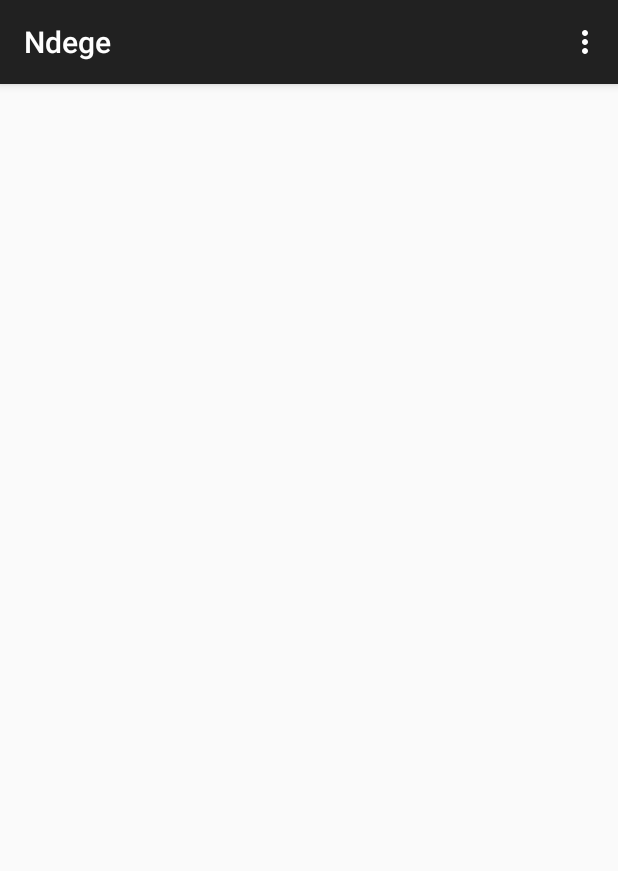
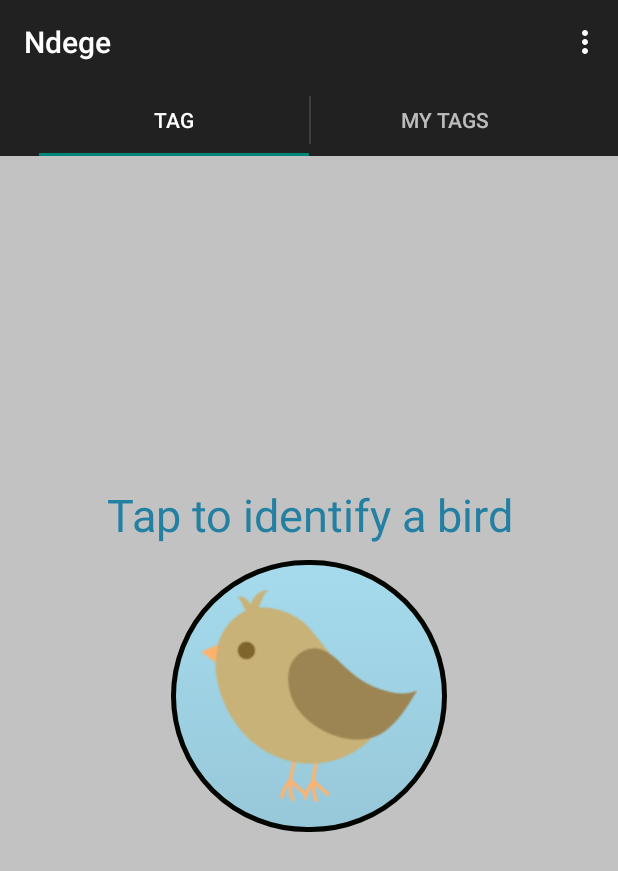
Before and after one commit to oguya/Ndege, an Android app: the screen it shows after launch (MainActivity), on a phone screen of 412 x 824 dp. Shown: the top 871 px of the screen. Run offline under Robolectric (Android 15) with nearby library versions, the phone set to English and light mode, and no system bars.

Commit message:
added tag bird fragment

```diff
--- /dev/null
+++ b/ndege/src/main/java/com/droid/ndege/adapters/TabsPagerAdapter.java
@@ -0,0 +1,38 @@
+package com.droid.ndege.adapters;
+
+import android.support.v4.app.Fragment;
+import android.support.v4.app.FragmentManager;
+import android.support.v4.app.FragmentPagerAdapter;
+
+import com.droid.ndege.ui.frags.TagBirdFrag;
+import com.droid.ndege.ui.frags.ViewTagsFrag;
+
+/**
+ * Created by james on 10/02/14.
+ */
+public class TabsPagerAdapter extends FragmentPagerAdapter {
+
+    public TabsPagerAdapter(FragmentManager fragmentManager){
+        super(fragmentManager);
+    }
+
+    @Override
+    public Fragment getItem(int index) {
+        switch (index){
+            case 0:
+                //start tag bird frag
+                return new TagBirdFrag();
+            case 1:
+                //start view tags frag
+                return new ViewTagsFrag();
+            default:
+                return null;
+        }
+    }
+
+    @Override
+    public int getCount() {
+        //no of tabs
+        return 2;
+    }
+}
--- a/ndege/src/main/java/com/droid/ndege/ui/MainActivity.java
+++ b/ndege/src/main/java/com/droid/ndege/ui/MainActivity.java
@@ -1,5 +1,7 @@
 package com.droid.ndege.ui;
 
+import android.support.v4.app.FragmentTransaction;
+import android.support.v4.view.ViewPager;
 import android.support.v7.app.ActionBarActivity;
 import android.support.v7.app.ActionBar;
 import android.support.v4.app.Fragment;
@@ -12,16 +14,73 @@ import android.view.ViewGroup;
 import android.os.Build;
 
 import com.droid.ndege.R;
+import com.droid.ndege.adapters.TabsPagerAdapter;
+import com.github.rtyley.android.sherlock.roboguice.activity.RoboSherlockActivity;
+
+import roboguice.activity.RoboActivity;
 
 public class MainActivity extends ActionBarActivity {
+
+    private ViewPager viewPager;
+    private TabsPagerAdapter tabsPagerAdapter;
+    private ActionBar actionBar;
+    private String[] TabsTitle = {"Tag", "My Tags"};
+
 
     @Override
     protected void onCreate(Bundle savedInstanceState) {
         super.onCreate(savedInstanceState);
         setContentView(R.layout.activity_main);
 
+        //init pagers
+        viewPager = (ViewPager)findViewById(R.id.pager);
+        actionBar = getSupportActionBar();
+        tabsPagerAdapter = new TabsPagerAdapter(getSupportFragmentManager());
+
+        viewPager.setAdapter(tabsPagerAdapter);
+        actionBar.setHomeButtonEnabled(false);
+        actionBar.setNavigationMode(ActionBar.NAVIGATION_MODE_TABS);
+
+        for(String tab: TabsTitle)
+            actionBar.addTab(actionBar.newTab().setText(tab).setTabListener(tabListener));
+
+        viewPager.setOnPageChangeListener(pageChangeListener);
     }
 
+    private ActionBar.TabListener tabListener = new ActionBar.TabListener() {
+        @Override
+        public void onTabSelected(ActionBar.Tab tab, FragmentTransaction fragmentTransaction) {
+            viewPager.setCurrentItem(tab.getPosition());
+        }
+
+        @Override
+        public void onTabUnselected(ActionBar.Tab tab, FragmentTransaction fragmentTransaction) {
+
+        }
+
+        @Override
+        public void onTabReselected(ActionBar.Tab tab, FragmentTransaction fragmentTransaction) {
+
+        }
+    };
+
+    //select the respective tab
+    private ViewPager.OnPageChangeListener pageChangeListener = new ViewPager.OnPageChangeListener() {
+        @Override
+        public void onPageScrolled(int i, float v, int i2) {
+
+        }
+
+        @Override
+        public void onPageSelected(int position) {
+            actionBar.setSelectedNavigationItem(position);
+        }
+
+        @Override
+        public void onPageScrollStateChanged(int i) {
+
+        }
+    };
 
     @Override
     public boolean onCreateOptionsMenu(Menu menu) {
--- /dev/null
+++ b/ndege/src/main/java/com/droid/ndege/ui/SettingsActivity.java
@@ -0,0 +1,35 @@
+package com.droid.ndege.ui;
+
+import android.app.Activity;
+import android.os.Bundle;
+import android.view.Menu;
+import android.view.MenuItem;
+
+import com.droid.ndege.R;
+
+import roboguice.activity.RoboActivity;
+
+/**
+ * Created by james on 10/02/14.
+ */
+public class SettingsActivity extends RoboActivity {
+
+    @Override
+    protected void onCreate(Bundle savedInstanceState) {
+        super.onCreate(savedInstanceState);
+//        setContentView(R.layout.activity_main);
+    }
+
+    @Override
+    public boolean onCreateOptionsMenu(Menu menu){
+//        getMenuInflater().inflate(R.menu.main, menu);
+        return true;
+    }
+
+
+    @Override
+    public boolean onOptionsItemSelected(MenuItem item){
+        return super.onOptionsItemSelected(item);
+    }
+
+}
--- a/ndege/src/main/java/com/droid/ndege/ui/frags/TagBirdFrag.java
+++ b/ndege/src/main/java/com/droid/ndege/ui/frags/TagBirdFrag.java
@@ -1,7 +1,77 @@
 package com.droid.ndege.ui.frags;
+
+import android.app.Activity;
+import android.graphics.Bitmap;
+import android.graphics.BitmapFactory;
+import android.os.Bundle;
+import android.support.v4.app.Fragment;
+import android.view.LayoutInflater;
+import android.view.View;
+import android.view.ViewGroup;
+import android.widget.ImageView;
+import android.widget.TextView;
+
+import com.droid.ndege.R;
+import com.droid.ndege.ui.viewutils.BorderDrawable;
+
+import roboguice.fragment.RoboFragment;
+import roboguice.inject.InjectView;
 
 /**
  * Created by james on 10/02/14.
  */
-public class TagBirdFrag {
+public class TagBirdFrag extends Fragment {
+
+    ImageView tag_image;
+    TextView tag_status_txt;
+
+
+    public TagBirdFrag(){}
+
+    @Override
+    public void onAttach(Activity activity){
+        super.onAttach(activity);
+    }
+
+    @Override
+    public View onCreateView(LayoutInflater inflater, ViewGroup container, Bundle savedInstanceState){
+        View rootView = inflater.inflate(R.layout.frag_tag_bird, container, false);
+
+        //init ui here
+        tag_image = (ImageView)rootView.findViewById(R.id.tap_img);
+        tag_status_txt = (TextView)rootView.findViewById(R.id.tag_status);
+
+        return rootView;
+    }
+
+    @Override
+    public void onCreate(Bundle savedInstanceState){
+        super.onCreate(savedInstanceState);
+        setRetainInstance(true);
+    }
+
+    //change ui stuff..frag is live
+    @Override
+    public void onStart(){
+        super.onStart();
+
+//        Bitmap bitmap = BitmapFactory.decodeResource(getResources(), R.id.tap_img);
+//        BorderDrawable drawable = new BorderDrawable(getResources(), bitmap);
+//        tag_image.setImageDrawable(drawable);
+    }
+
+    @Override
+    public void onResume(){
+        super.onResume();
+    }
+
+    @Override
+    public void onPause(){
+        super.onPause();
+    }
+
+    @Override
+    public void onSaveInstanceState(Bundle outState){
+        super.onSaveInstanceState(outState);
+    }
 }
--- a/ndege/src/main/java/com/droid/ndege/ui/frags/ViewTagsFrag.java
+++ b/ndege/src/main/java/com/droid/ndege/ui/frags/ViewTagsFrag.java
@@ -1,7 +1,62 @@
 package com.droid.ndege.ui.frags;
+
+import android.app.Activity;
+import android.os.Bundle;
+import android.support.v4.app.Fragment;
+import android.view.LayoutInflater;
+import android.view.View;
+import android.view.ViewGroup;
+
+import com.droid.ndege.R;
+
+import roboguice.fragment.RoboFragment;
 
 /**
  * Created by james on 10/02/14.
  */
-public class ViewTagsFrag {
+public class ViewTagsFrag extends Fragment {
+
+    public ViewTagsFrag(){}
+
+    @Override
+    public void onAttach(Activity activity){
+        super.onAttach(activity);
+    }
+
+    @Override
+    public View onCreateView(LayoutInflater inflater, ViewGroup container, Bundle savedInstanceState){
+        View rootView = inflater.inflate(R.layout.frag_view_tags, container, false);
+
+        //init ui here
+
+        return rootView;
+    }
+
+    @Override
+    public void onCreate(Bundle savedInstanceState){
+        super.onCreate(savedInstanceState);
+        setRetainInstance(true);
+    }
+
+    //change ui stuff..frag is live
+    @Override
+    public void onStart(){
+        super.onStart();
+
+    }
+
+    @Override
+    public void onResume(){
+        super.onResume();
+    }
+
+    @Override
+    public void onPause(){
+        super.onPause();
+    }
+
+    @Override
+    public void onSaveInstanceState(Bundle outState){
+        super.onSaveInstanceState(outState);
+    }
 }
--- /dev/null
+++ b/ndege/src/main/java/com/droid/ndege/ui/viewutils/BorderDrawable.java
@@ -0,0 +1,44 @@
+package com.droid.ndege.ui.viewutils;
+
+import android.content.res.Resources;
+import android.graphics.Bitmap;
+import android.graphics.Canvas;
+import android.graphics.Color;
+import android.graphics.LinearGradient;
+import android.graphics.Paint;
+import android.graphics.Shader;
+import android.graphics.drawable.BitmapDrawable;
+
+import com.droid.ndege.R;
+
+/**
+ * Created by james on 10/02/14.
+ */
+public class BorderDrawable extends BitmapDrawable {
+    private static final int BORDER_WIDTH = 10;
+    private final int[] GRADIENT_COLORS = {Color.BLUE, Color.GREEN, Color.RED};
+    Paint borderPaint;
+    private Bitmap bitmap;
+
+    public BorderDrawable(Resources res, Bitmap bitmap){
+        super(res, bitmap);
+        this.borderPaint = new Paint();
+        borderPaint.setStrokeWidth(BORDER_WIDTH);
+        borderPaint.setStyle(Paint.Style.STROKE);
+        this.bitmap = bitmap;
+
+        //set border gradient
+        Shader shader = new LinearGradient(0, 0, 0, getBounds().bottom, GRADIENT_COLORS,
+                null, Shader.TileMode.CLAMP);
+        borderPaint.setShader(shader);
+//        borderPaint.setColor(Color.BLACK);
+    }
+
+    @Override
+    public void draw(Canvas canvas){
+        super.draw(canvas);
+
+        //draw circle
+//        canvas.drawRect(getBounds(), borderPaint);
+    }
+}
--- /dev/null
+++ b/ndege/src/main/res/drawable/imageview_style.xml
@@ -0,0 +1,42 @@
+<?xml version="1.0" encoding="utf-8"?>
+
+<selector xmlns:android="http://schemas.android.com/apk/res/android">
+
+    <!--pressed state-->
+    <item android:state_pressed="true">
+        <shape>
+            <solid android:color="#ff496876"/>
+            <stroke
+                android:width="5dp"
+                android:color="#ff030500"/>
+            <corners
+                android:radius="200dp"/>
+            <padding
+                android:top="10dp"
+                android:left="10dp"
+                android:right="10dp"
+                android:bottom="10dp"/>
+        </shape>
+    </item>
+
+    <!--non pressed state-->
+    <item>
+        <shape>
+            <gradient
+                android:startColor="#A5DBED"
+                android:endColor="#97C8D9"
+                android:angle="270"/>
+
+            <stroke android:width="3dp"
+                android:color="#ff030500"/>
+            <corners
+                android:radius="200dp"/>
+            <padding
+                android:top="20dp"
+                android:left="20dp"
+                android:right="20dp"
+                android:bottom="20dp"/>
+        </shape>
+    </item>
+
+</selector>
--- a/ndege/src/main/res/layout/activity_main.xml
+++ b/ndege/src/main/res/layout/activity_main.xml
@@ -1,7 +1,7 @@
-<FrameLayout xmlns:android="http://schemas.android.com/apk/res/android"
+<android.support.v4.view.ViewPager
+    xmlns:android="http://schemas.android.com/apk/res/android"
     xmlns:tools="http://schemas.android.com/tools"
-    android:id="@+id/container"
+    android:id="@+id/pager"
     android:layout_width="match_parent"
     android:layout_height="match_parent"
-    tools:context="com.droid.ndege.ui.MainActivity"
     tools:ignore="MergeRootFrame" />
--- /dev/null
+++ b/ndege/src/main/res/layout/frag_tag_bird.xml
@@ -0,0 +1,50 @@
+<?xml version="1.0" encoding="utf-8"?>
+<RelativeLayout
+    xmlns:android="http://schemas.android.com/apk/res/android"
+    xmlns:tools="http://schemas.android.com/tools"
+    android:orientation="vertical"
+    android:layout_width="match_parent"
+    android:layout_height="match_parent"
+    android:paddingLeft="@dimen/activity_horizontal_margin"
+    android:paddingRight="@dimen/activity_horizontal_margin"
+    android:paddingTop="@dimen/activity_vertical_margin"
+    android:paddingBottom="@dimen/activity_vertical_margin"
+    tools:context="com.droid.ndege.ui.frags.TagBirdFrag"
+    android:background="#C2C2C2">
+
+    <TextView
+        android:id="@+id/tag_status"
+        android:text="@string/tag_status_default"
+        android:textSize="30sp"
+        android:textColor="#2480A2"
+        android:gravity="center_horizontal"
+        android:layout_width="match_parent"
+        android:layout_height="wrap_content"
+        android:layout_above="@+id/tap_section"
+        android:layout_marginBottom="10dp"/>
+
+    <LinearLayout
+        android:id="@+id/tap_section"
+        android:layout_width="match_parent"
+        android:layout_height="wrap_content"
+        android:layout_centerInParent="true"
+        android:orientation="vertical">
+
+        <ImageView
+            android:id="@+id/tap_img"
+            android:src="@drawable/bird_brown_cute"
+            android:layout_width="wrap_content"
+            android:layout_height="match_parent"
+            android:maxWidth="200dp"
+            android:maxHeight="200dp"
+            android:scaleType="fitXY"
+            android:adjustViewBounds="true"
+            android:contentDescription="@string/content_desc"
+            android:layout_gravity="center"
+            android:focusable="true"
+            android:clickable="true"
+            android:background="@drawable/imageview_style"/>
+
+    </LinearLayout>
+
+</RelativeLayout>
--- /dev/null
+++ b/ndege/src/main/res/layout/frag_view_tags.xml
@@ -0,0 +1,17 @@
+<?xml version="1.0" encoding="utf-8"?>
+<RelativeLayout
+    xmlns:android="http://schemas.android.com/apk/res/android"
+    xmlns:tools="http://schemas.android.com/tools"
+    android:orientation="vertical"
+    android:layout_width="match_parent"
+    android:layout_height="match_parent"
+    android:paddingLeft="@dimen/activity_horizontal_margin"
+    android:paddingRight="@dimen/activity_horizontal_margin"
+    android:paddingTop="@dimen/activity_vertical_margin"
+    android:paddingBottom="@dimen/activity_vertical_margin"
+    tools:context="com.droid.ndege.ui.frags.ViewTagsFrag"
+    android:background="#FFFFFF">
+
+
+
+</RelativeLayout>
--- a/ndege/src/main/res/values/strings.xml
+++ b/ndege/src/main/res/values/strings.xml
@@ -5,4 +5,10 @@
     <string name="hello_world">Hello world!</string>
     <string name="action_settings">Settings</string>
 
+    <!--tag bird frag-->
+    <string name="tag_status_default">Tap to identify a bird</string>
+    <string name="tag_status_activated">Listening...</string>
+    <string name="tag_status_failed">Failed to recognize</string>
+    <string name="content_desc">image</string>
+
 </resources>
```
Also changed, not shown: ndege/src/main/AndroidManifest.xml (+8 -0 lines), ndege/libs/guice-3.0-no_aop.jar (added), ndege/libs/jsr305-1.3.9.jar (added), ndege/libs/roboguice-2.0.jar (added), ndege/libs/roboguice-sherlock-1.3.jar (added), ndege/src/main/res/drawable-mdpi/bird_brown_cute.png (added), 1 other file.
